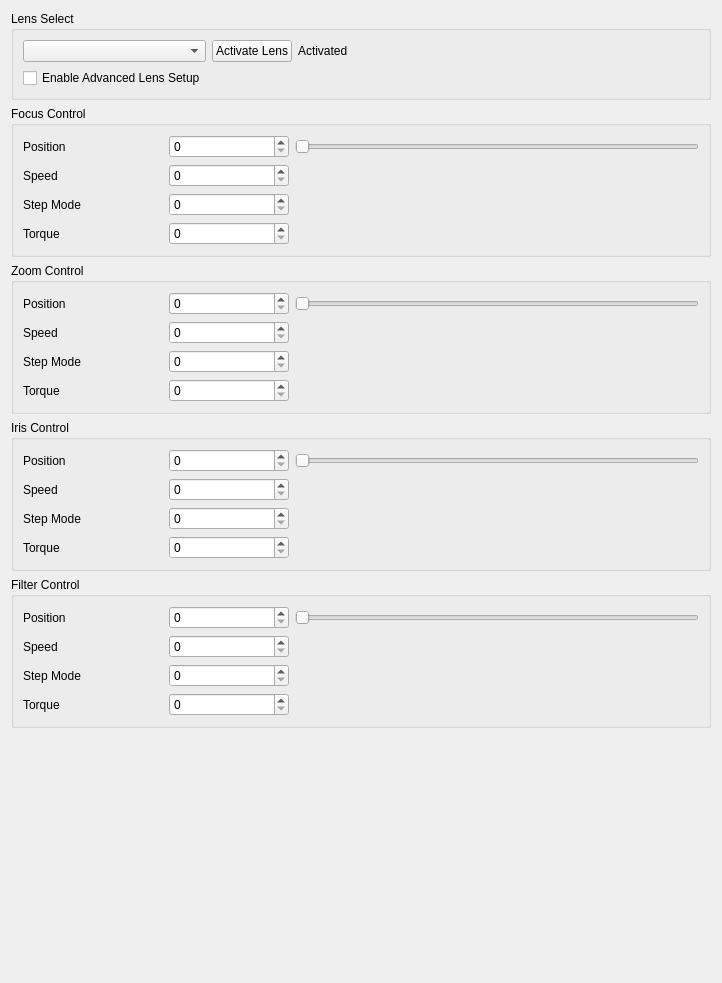
Qt form dct_widgets/lensdriverbox/lensdriverbox.ui (KAYA-Instruments/SDI-Control-Point) before a commit.
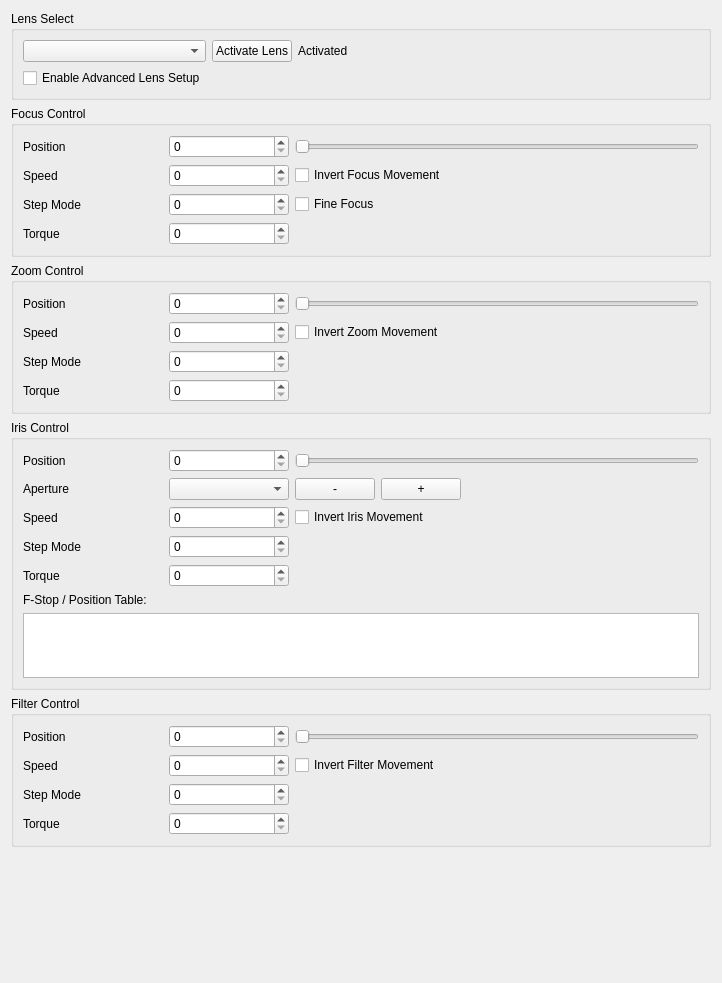
The same form after that commit.

Commit message: added new lens drive, invert command, fine focus, and iris aperture drive

```diff
--- a/dct_widgets/lensdriverbox/lensdriverbox.ui
+++ b/dct_widgets/lensdriverbox/lensdriverbox.ui
@@ -69,29 +69,10 @@
       <string>Focus Control</string>
      </property>
      <layout class="QGridLayout" name="gridLayout_3">
-      <item row="0" column="0">
-       <widget class="QLabel" name="lblFocusPosition">
-        <property name="minimumSize">
-         <size>
-          <width>140</width>
-          <height>0</height>
-         </size>
-        </property>
-        <property name="maximumSize">
-         <size>
-          <width>140</width>
-          <height>16777215</height>
-         </size>
-        </property>
-        <property name="text">
-         <string>Position</string>
-        </property>
-       </widget>
-      </item>
-      <item row="1" column="0">
-       <widget class="QLabel" name="lblFocusSpeed">
-        <property name="text">
-         <string>Speed</string>
+      <item row="2" column="1">
+       <widget class="QSpinBox" name="sbxFocusStepMode">
+        <property name="maximum">
+         <number>100</number>
         </property>
        </widget>
       </item>
@@ -114,10 +95,36 @@
         </property>
        </widget>
       </item>
-      <item row="2" column="0">
-       <widget class="QLabel" name="lblFocusStepMode">
+      <item row="3" column="1">
+       <widget class="QSpinBox" name="sbxFocusTorque">
+        <property name="maximum">
+         <number>100</number>
+        </property>
+       </widget>
+      </item>
+      <item row="0" column="0">
+       <widget class="QLabel" name="lblFocusPosition">
+        <property name="minimumSize">
+         <size>
+          <width>140</width>
+          <height>0</height>
+         </size>
+        </property>
+        <property name="maximumSize">
+         <size>
+          <width>140</width>
+          <height>16777215</height>
+         </size>
+        </property>
         <property name="text">
-         <string>Step Mode</string>
+         <string>Position</string>
+        </property>
+       </widget>
+      </item>
+      <item row="3" column="0">
+       <widget class="QLabel" name="lblFocusTorque">
+        <property name="text">
+         <string>Torque</string>
         </property>
        </widget>
       </item>
@@ -153,24 +160,31 @@
         </property>
        </widget>
       </item>
-      <item row="2" column="1">
-       <widget class="QSpinBox" name="sbxFocusStepMode">
-        <property name="maximum">
-         <number>100</number>
+      <item row="1" column="0">
+       <widget class="QLabel" name="lblFocusSpeed">
+        <property name="text">
+         <string>Speed</string>
         </property>
        </widget>
       </item>
-      <item row="3" column="0">
-       <widget class="QLabel" name="lblFocusTorque">
+      <item row="2" column="0">
+       <widget class="QLabel" name="lblFocusStepMode">
         <property name="text">
-         <string>Torque</string>
+         <string>Step Mode</string>
         </property>
        </widget>
       </item>
-      <item row="3" column="1">
-       <widget class="QSpinBox" name="sbxFocusTorque">
-        <property name="maximum">
-         <number>100</number>
+      <item row="1" column="3">
+       <widget class="QCheckBox" name="cbxFocusInvertEnable">
+        <property name="text">
+         <string>Invert Focus Movement</string>
+        </property>
+       </widget>
+      </item>
+      <item row="2" column="3">
+       <widget class="QCheckBox" name="cbxFocusFineEnable">
+        <property name="text">
+         <string>Fine Focus</string>
         </property>
        </widget>
       </item>
@@ -288,6 +302,16 @@
         </property>
        </widget>
       </item>
+      <item row="1" column="3">
+       <widget class="QCheckBox" name="cbxZoomInvertEnable">
+        <property name="toolTipDuration">
+         <number>0</number>
+        </property>
+        <property name="text">
+         <string>Invert Zoom Movement</string>
+        </property>
+       </widget>
+      </item>
      </layout>
     </widget>
    </item>
@@ -297,71 +321,54 @@
       <string>Iris Control</string>
      </property>
      <layout class="QGridLayout" name="gridLayout_5">
-      <item row="0" column="0">
-       <widget class="QLabel" name="lblIrisPosition">
-        <property name="minimumSize">
-         <size>
-          <width>140</width>
-          <height>0</height>
-         </size>
-        </property>
-        <property name="maximumSize">
-         <size>
-          <width>140</width>
-          <height>16777215</height>
-         </size>
-        </property>
-        <property name="text">
-         <string>Position</string>
-        </property>
-       </widget>
+      <item row="1" column="2">
+       <layout class="QHBoxLayout" name="horizontalLayout">
+        <item>
+         <widget class="QPushButton" name="btnIrisAptMinus">
+          <property name="text">
+           <string>-</string>
+          </property>
+         </widget>
+        </item>
+        <item>
+         <widget class="QPushButton" name="btnIrisAptPlus">
+          <property name="text">
+           <string>+</string>
+          </property>
+         </widget>
+        </item>
+        <item>
+         <spacer name="horizontalSpacer_2">
+          <property name="orientation">
+           <enum>Qt::Horizontal</enum>
+          </property>
+          <property name="sizeHint" stdset="0">
+           <size>
+            <width>40</width>
+            <height>20</height>
+           </size>
+          </property>
+         </spacer>
+        </item>
+       </layout>
       </item>
-      <item row="1" column="0">
-       <widget class="QLabel" name="lblIrisSpeed">
-        <property name="text">
-         <string>Speed</string>
-        </property>
-       </widget>
-      </item>
-      <item row="1" column="1">
-       <widget class="QSpinBox" name="sbxIrisSpeed">
-        <property name="minimumSize">
-         <size>
-          <width>120</width>
-          <height>0</height>
-         </size>
-        </property>
-        <property name="maximumSize">
-         <size>
-          <width>120</width>
-          <height>16777215</height>
-         </size>
-        </property>
+      <item row="3" column="1">
+       <widget class="QSpinBox" name="sbxIrisStepMode">
         <property name="maximum">
          <number>100</number>
         </property>
        </widget>
       </item>
-      <item row="2" column="0">
+      <item row="1" column="1">
+       <widget class="QComboBox" name="cbxLensIrisAperture"/>
+      </item>
+      <item row="3" column="0">
        <widget class="QLabel" name="lblIrisStepMode">
         <property name="text">
          <string>Step Mode</string>
         </property>
        </widget>
       </item>
-      <item row="0" column="3">
-       <widget class="QSlider" name="sldIrisPosition">
-        <property name="focusPolicy">
-         <enum>Qt::NoFocus</enum>
-        </property>
-        <property name="maximum">
-         <number>100</number>
-        </property>
-        <property name="orientation">
-         <enum>Qt::Horizontal</enum>
-        </property>
-       </widget>
-      </item>
       <item row="0" column="1">
        <widget class="QSpinBox" name="sbxIrisPosition">
         <property name="minimumSize">
@@ -381,27 +388,133 @@
         </property>
        </widget>
       </item>
-      <item row="2" column="1">
-       <widget class="QSpinBox" name="sbxIrisStepMode">
-        <property name="maximum">
-         <number>100</number>
+      <item row="2" column="0">
+       <widget class="QLabel" name="lblIrisSpeed">
+        <property name="text">
+         <string>Speed</string>
         </property>
        </widget>
       </item>
-      <item row="3" column="0">
+      <item row="1" column="0">
+       <widget class="QLabel" name="lblIrisAperture">
+        <property name="text">
+         <string>Aperture</string>
+        </property>
+       </widget>
+      </item>
+      <item row="0" column="0">
+       <widget class="QLabel" name="lblIrisPosition">
+        <property name="minimumSize">
+         <size>
+          <width>140</width>
+          <height>0</height>
+         </size>
+        </property>
+        <property name="maximumSize">
+         <size>
+          <width>140</width>
+          <height>16777215</height>
+         </size>
+        </property>
+        <property name="text">
+         <string>Position</string>
+        </property>
+       </widget>
+      </item>
+      <item row="4" column="0">
        <widget class="QLabel" name="lblIrisTorque">
         <property name="text">
          <string>Torque</string>
         </property>
        </widget>
       </item>
-      <item row="3" column="1">
+      <item row="5" column="0">
+       <widget class="QLabel" name="lblIrisFStopTable">
+        <property name="text">
+         <string>F-Stop / Position Table:</string>
+        </property>
+        <property name="alignment">
+         <set>Qt::AlignLeading|Qt::AlignLeft|Qt::AlignVCenter</set>
+        </property>
+       </widget>
+      </item>
+      <item row="2" column="2">
+       <widget class="QCheckBox" name="cbxIrisInvertEnable">
+        <property name="text">
+         <string>Invert Iris Movement</string>
+        </property>
+       </widget>
+      </item>
+      <item row="4" column="1">
        <widget class="QSpinBox" name="sbxIrisTorque">
         <property name="maximum">
          <number>100</number>
         </property>
        </widget>
       </item>
+      <item row="0" column="2">
+       <widget class="QSlider" name="sldIrisPosition">
+        <property name="focusPolicy">
+         <enum>Qt::NoFocus</enum>
+        </property>
+        <property name="maximum">
+         <number>100</number>
+        </property>
+        <property name="orientation">
+         <enum>Qt::Horizontal</enum>
+        </property>
+       </widget>
+      </item>
+      <item row="2" column="1">
+       <widget class="QSpinBox" name="sbxIrisSpeed">
+        <property name="minimumSize">
+         <size>
+          <width>120</width>
+          <height>0</height>
+         </size>
+        </property>
+        <property name="maximumSize">
+         <size>
+          <width>120</width>
+          <height>16777215</height>
+         </size>
+        </property>
+        <property name="maximum">
+         <number>100</number>
+        </property>
+       </widget>
+      </item>
+      <item row="6" column="0" rowspan="2" colspan="3">
+       <widget class="QTableView" name="tblIrisAptPosition">
+        <property name="maximumSize">
+         <size>
+          <width>16777215</width>
+          <height>65</height>
+         </size>
+        </property>
+        <property name="editTriggers">
+         <set>QAbstractItemView::AnyKeyPressed|QAbstractItemView::DoubleClicked|QAbstractItemView::SelectedClicked</set>
+        </property>
+        <property name="selectionBehavior">
+         <enum>QAbstractItemView::SelectItems</enum>
+        </property>
+        <property name="sortingEnabled">
+         <bool>false</bool>
+        </property>
+        <attribute name="horizontalHeaderVisible">
+         <bool>false</bool>
+        </attribute>
+        <attribute name="horizontalHeaderHighlightSections">
+         <bool>false</bool>
+        </attribute>
+        <attribute name="verticalHeaderVisible">
+         <bool>true</bool>
+        </attribute>
+        <attribute name="verticalHeaderHighlightSections">
+         <bool>true</bool>
+        </attribute>
+       </widget>
+      </item>
      </layout>
     </widget>
    </item>
@@ -516,6 +629,13 @@
         </property>
        </widget>
       </item>
+      <item row="1" column="3">
+       <widget class="QCheckBox" name="cbxFilterInvertEnable">
+        <property name="text">
+         <string>Invert Filter Movement</string>
+        </property>
+       </widget>
+      </item>
      </layout>
     </widget>
    </item>
```
The commit also changes 11 other files.
